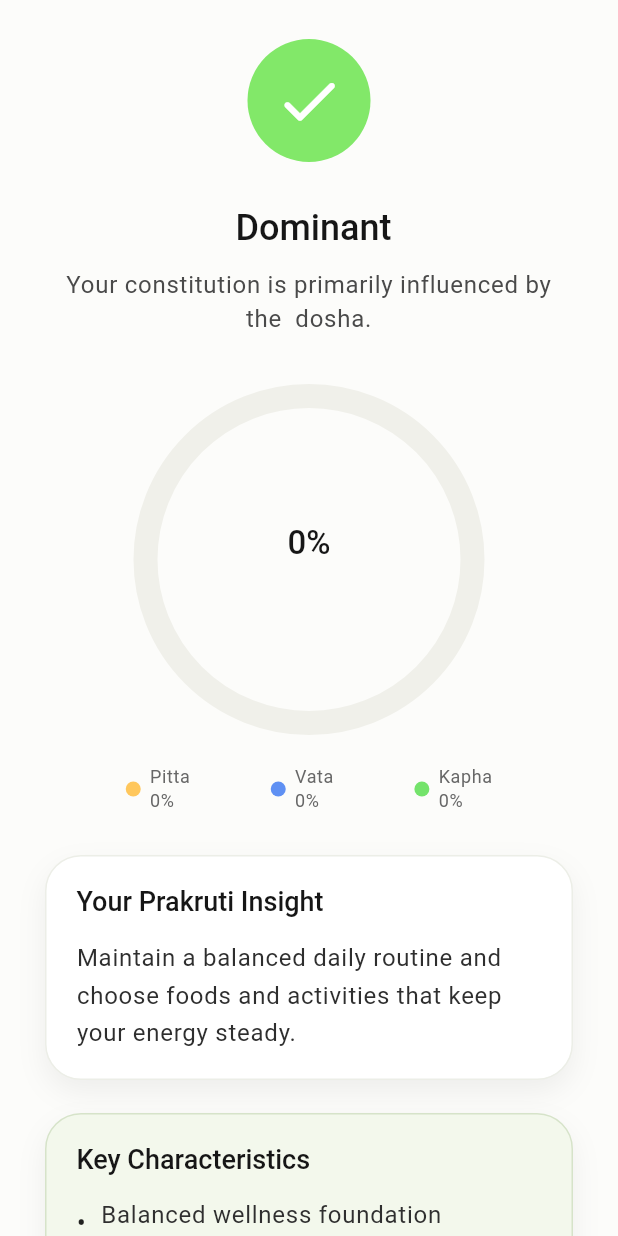
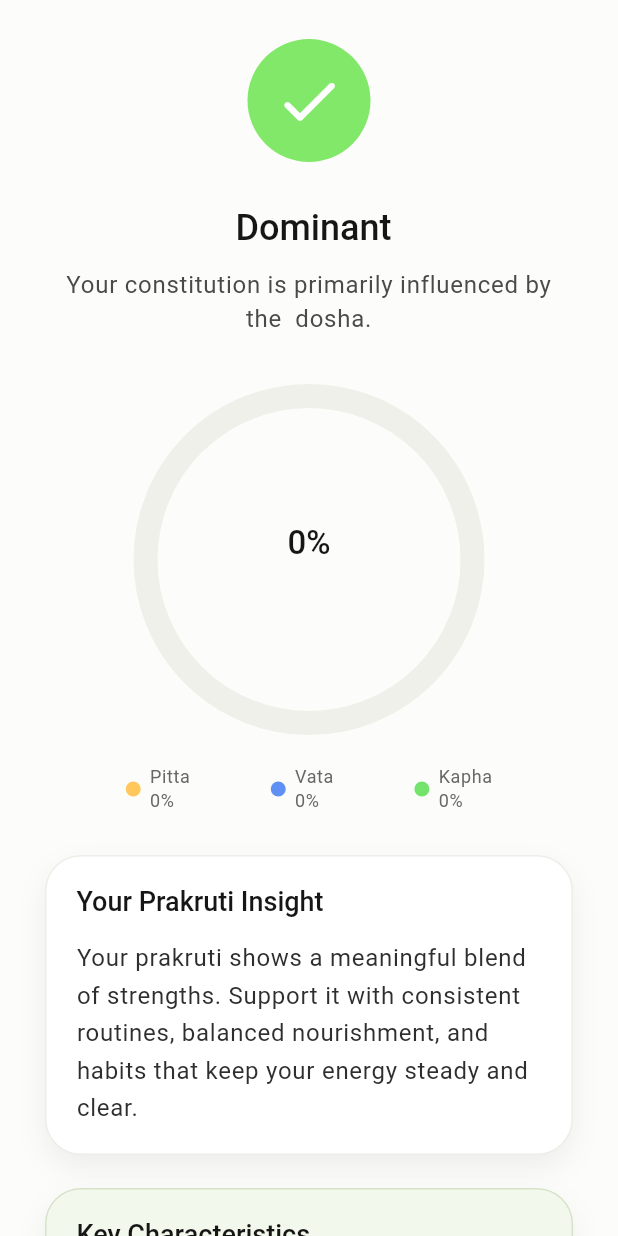
Before and after one commit to Rajveer0555/iprakriti_original, a Flutter app: the ResultScreen screen opened directly with empty values, on a phone screen of 412 x 824 dp. Run offline on Flutter 3.47's test engine with Material 3 defaults, Android fonts, the phone set to English and light mode, and no system bars; our stand-ins replace camera, flutter_riverpod, image_picker, open_filex, pdf, shared_preferences and 1 more; missing offline and left inert: google_mlkit_face_detection; accounts and stored records are empty; project files that could hold a hidden picture were left out.

Commit message:
minor ui and laogical changes occur

```diff
--- a/lib/screens/assessment_intro_screen.dart
+++ b/lib/screens/assessment_intro_screen.dart
@@ -36,7 +36,7 @@ class AssessmentIntroScreen extends StatelessWidget {
                   ),
                   const AssessmentStepBadge(
                     step: 1,
-                    totalSteps: 3,
+                    totalSteps: 4,
                     backgroundColor: Color(0xFFF6F6F6),
                     activeColor: AppColors.primary,
                     inactiveColor: Color(0xFFD8D8D8),
@@ -90,7 +90,7 @@ class AssessmentIntroScreen extends StatelessWidget {
               const SizedBox(height: 10),
               Center(
                 child: Text(
-                  'Step 1 of 3',
+                  'Step 1 of 4',
                   style: Theme.of(context).textTheme.bodyMedium?.copyWith(
                     color: const Color(0xFF62706A),
                   ),
@@ -189,6 +189,8 @@ class _AssessmentPager extends StatelessWidget {
         _pagerDot(),
         const SizedBox(width: 6),
         _pagerDot(),
+        const SizedBox(width: 6),
+        _pagerDot(),
       ],
     );
   }
--- a/lib/screens/face_scan_screen.dart
+++ b/lib/screens/face_scan_screen.dart
@@ -269,7 +269,7 @@ class _FaceScanScreenState extends ConsumerState<FaceScanScreen>
                           ),
                         ),
                       ),
-                      const AssessmentStepBadge(step: 2, totalSteps: 3),
+                      const AssessmentStepBadge(step: 2, totalSteps: 4),
                     ],
                   ),
                   const Spacer(),
--- a/lib/screens/result_screen.dart
+++ b/lib/screens/result_screen.dart
@@ -17,28 +17,28 @@ class ResultScreen extends StatelessWidget {
 
   static const Map<String, String> _suggestions = {
     'Vata':
-        'As a Vata-dominant individual, you possess creative energy, quick thinking, and adaptability. Your secondary influences help bring steadiness and perspective when you follow nourishing routines.',
+        'As a Vata-dominant individual, you are guided by movement, creativity, and sensitivity. You often think quickly, adapt fast, and bring originality into the way you work and relate to others.\n\nYou tend to feel best with warmth, rhythm, nourishment, and enough rest to balance your naturally light and changeable energy. Grounding routines can help your strongest qualities stay clear and sustainable.',
     'Pitta':
-        'As a Pitta-dominant individual, you possess strong digestive fire, sharp intellect, and natural leadership qualities. You thrive on challenges and have excellent focus.\n\nYour secondary Vata influence brings creativity and enthusiasm to your personality, while a balanced Kapha provides stability.',
+        'As a Pitta-dominant individual, you are shaped by focus, drive, and transformative energy. You often bring clarity, leadership, and strong decision-making to the people and goals around you.\n\nYou tend to thrive when intensity is balanced with cooling habits, steady meals, and moments of pause. When that balance is in place, your confidence and discipline become powerful assets without tipping into overexertion.',
     'Kapha':
-        'As a Kapha-dominant individual, you carry grounded strength, patience, and emotional steadiness. Your constitution benefits from movement, lightness, and inspiring daily structure.',
+        'As a Kapha-dominant individual, you are supported by steadiness, resilience, and emotional calm. You often offer patience, loyalty, and dependable energy, making you a stabilizing presence for yourself and others.\n\nYou tend to feel brightest when daily life includes movement, stimulation, and variety. Lightness in routine helps your natural strength stay energized rather than heavy or stagnant.',
   };
 
   static const Map<String, List<String>> _characteristics = {
+    'Vata': [
+      'Creative, curious, and quick to respond',
+      'Expressive energy with a fast-moving mind',
+      'Benefits from grounding, warmth, and consistency',
+    ],
     'Pitta': [
-      'Strong metabolism and digestion',
-      'Goal-oriented and ambitious',
-      'Warm body temperature',
-    ],
-    'Vata': [
-      'Creative and fast-moving mind',
-      'Energetic and expressive nature',
-      'Benefits from grounding routines',
+      'Strong focus, motivation, and follow-through',
+      'Sharp digestion and decisive leadership energy',
+      'Benefits from cooling habits and balanced intensity',
     ],
     'Kapha': [
-      'Steady energy and endurance',
-      'Calm, loyal, and compassionate',
-      'Naturally stable body frame',
+      'Steady endurance and dependable energy',
+      'Calm, loyal, and naturally supportive nature',
+      'Benefits from stimulation, movement, and lightness',
     ],
   };
 
@@ -46,12 +46,12 @@ class ResultScreen extends StatelessWidget {
   Widget build(BuildContext context) {
     final dominant = result.finalPrakriti;
     final insight = _suggestions[dominant] ??
-        'Maintain a balanced daily routine and choose foods and activities that keep your energy steady.';
+        'Your prakruti shows a meaningful blend of strengths. Support it with consistent routines, balanced nourishment, and habits that keep your energy steady and clear.';
     final characteristics = _characteristics[dominant] ??
         const [
-          'Balanced wellness foundation',
-          'Responsive to routine and nourishment',
-          'Benefits from mindful daily habits',
+          'A mixed constitution with complementary strengths',
+          'Responsive to steady routine and mindful nourishment',
+          'Benefits from habits that maintain balance across energy types',
         ];
 
     return Scaffold(
```
Also changed, not shown: lib/screens/face_feature_screen.dart (+16 -2 lines).
